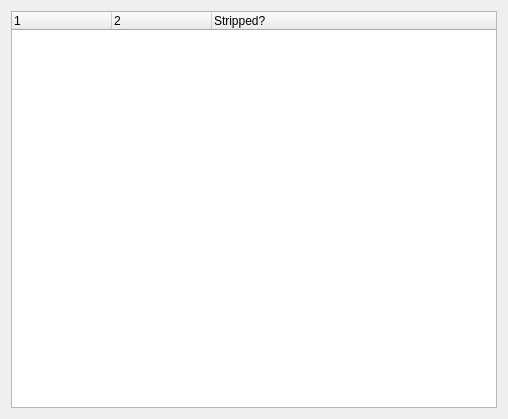
Old version of the form mainwindow.ui in the repository rplacd/Striptease.
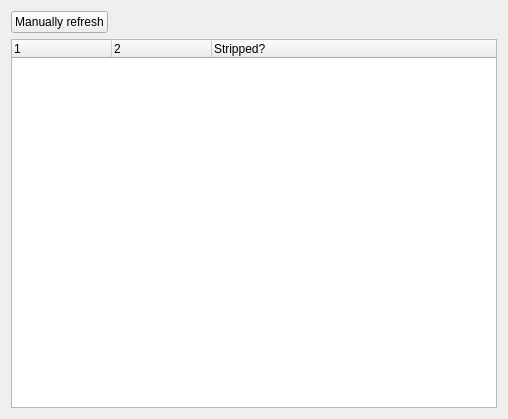
New version of the form.

Commit message: implemented refresh button.

What changed in the file:
```diff
--- a/mainwindow.ui
+++ b/mainwindow.ui
@@ -31,6 +31,32 @@
    </property>
    <layout class="QGridLayout" name="gridLayout">
     <item row="0" column="0">
+     <layout class="QVBoxLayout" name="verticalLayout">
+      <item>
+       <layout class="QHBoxLayout" name="horizontalLayout">
+        <item>
+         <widget class="QPushButton" name="refreshButton">
+          <property name="text">
+           <string>Manually refresh</string>
+          </property>
+         </widget>
+        </item>
+        <item>
+         <spacer name="horizontalSpacer">
+          <property name="orientation">
+           <enum>Qt::Horizontal</enum>
+          </property>
+          <property name="sizeHint" stdset="0">
+           <size>
+            <width>40</width>
+            <height>20</height>
+           </size>
+          </property>
+         </spacer>
+        </item>
+       </layout>
+      </item>
+      <item>
      <widget class="QTreeWidget" name="treeWidget">
       <property name="rootIsDecorated">
        <bool>false</bool>
@@ -63,6 +89,8 @@
        </property>
       </column>
      </widget>
+      </item>
+     </layout>
     </item>
    </layout>
   </widget>
```
Lines whose indentation alone changed are shown as unchanged. The commit also changes 2 other files.
